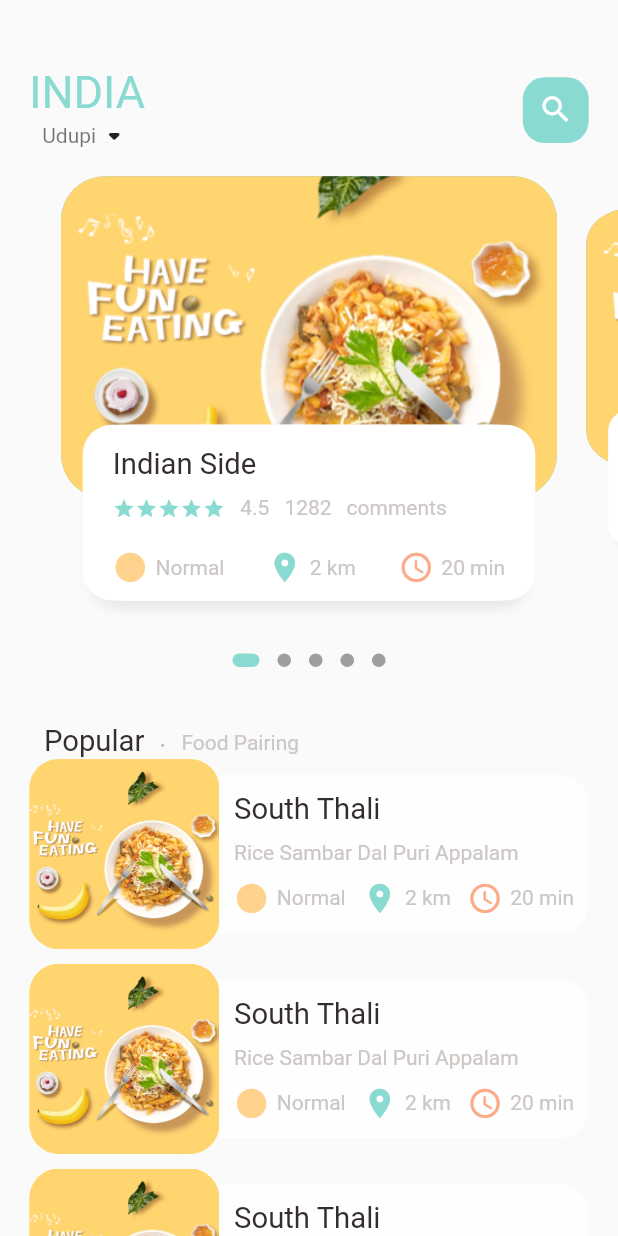
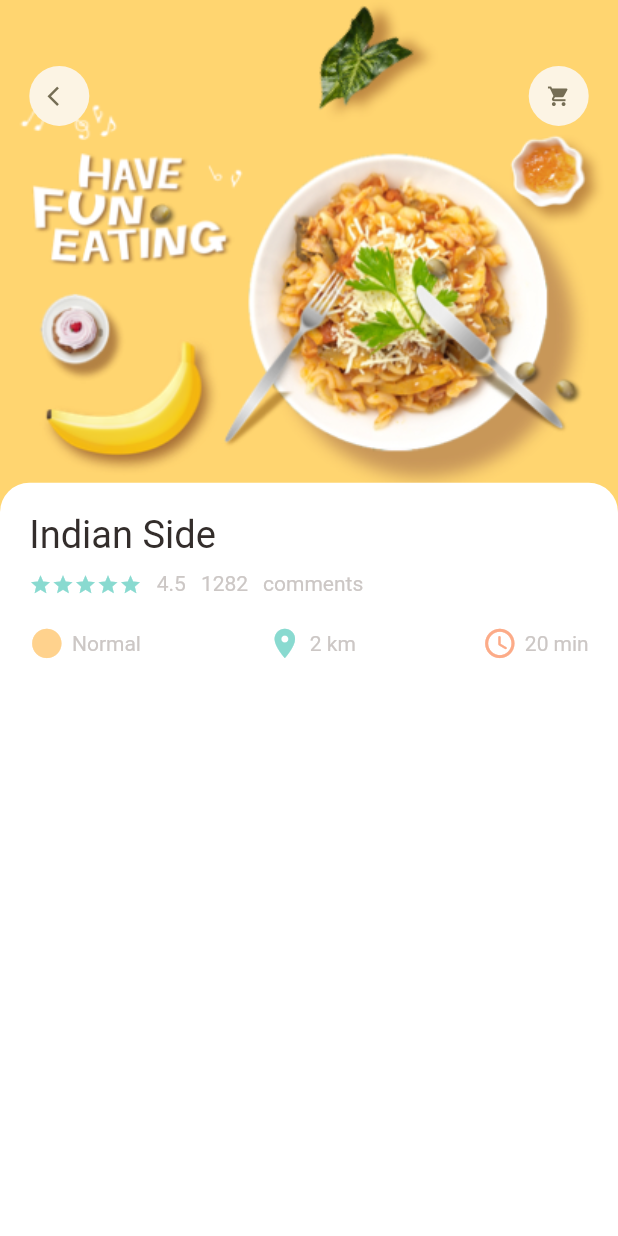
Before and after one commit to TheShreyasShetty/foodie, a Flutter app: the screen it shows after launch, on a phone screen of 412 x 824 dp. Run offline on Flutter 3.47's test engine with Material 2 defaults, Android fonts, the phone set to English and light mode, and no system bars; drawn by our look-alikes of dots_indicator; our stand-ins replace get.

Commit message:
Seventh Commit

```diff
--- a/lib/main.dart
+++ b/lib/main.dart
@@ -1,7 +1,8 @@
 import 'package:flutter/material.dart';
+import 'package:food_delivery/pages/food/popular_food_detail.dart';
 import 'package:get/get_navigation/src/root/get_material_app.dart';
 
-import 'home/main_food_page.dart';
+import 'pages/home/main_food_page.dart';
 
 void main() {
   runApp(const MyApp());
@@ -19,7 +20,7 @@ class MyApp extends StatelessWidget {
       theme: ThemeData(
         primarySwatch: Colors.blue,
       ),
-      home: MainFoodPage(),
+      home: PopularFoodDetail(),
     );
   }
 }
--- /dev/null
+++ b/lib/pages/food/popular_food_detail.dart
@@ -0,0 +1,69 @@
+import 'package:flutter/cupertino.dart';
+import 'package:flutter/material.dart';
+import 'package:food_delivery/utils/dimensions.dart';
+import 'package:food_delivery/widgets/app_column.dart';
+import 'package:food_delivery/widgets/app_icon.dart';
+
+import '../../utils/colors.dart';
+import '../../widgets/big_text.dart';
+import '../../widgets/icon_and_text_widget.dart';
+import '../../widgets/small_text.dart';
+
+class PopularFoodDetail extends StatelessWidget {
+  const PopularFoodDetail({super.key});
+
+  @override
+  Widget build(BuildContext context) {
+    return Scaffold(
+      body: Stack(
+        children: [
+          Positioned(
+              left: 0,
+              right: 0,
+              child: Container(
+                width: double.maxFinite,
+                height: Dimensions.popularFoodImgSize,
+                decoration: BoxDecoration(
+                  image: DecorationImage(
+                    fit: BoxFit.cover,
+                    image: AssetImage(
+                      "assets/image/food0.png"
+                    )
+                  )
+                ),
+          )),
+          Positioned(
+              top: Dimensions.height45,
+              left: Dimensions.width20,
+              right: Dimensions.width20,
+              child: Row(
+                mainAxisAlignment: MainAxisAlignment.spaceBetween,
+                children: [
+                  AppIcon(
+                      icon: Icons.arrow_back_ios),
+                  AppIcon(
+                      icon: Icons.shopping_cart),
+                ],
+          )),
+          Positioned(
+              left: 0,
+              right: 0,
+              bottom: 0,
+              top: Dimensions.popularFoodImgSize-20,
+              child: Container(
+                padding: EdgeInsets.only(left: Dimensions.width20, right: Dimensions.width20, top: Dimensions.height20),
+                decoration: BoxDecoration(
+                  borderRadius: BorderRadius.only(
+                      topRight: Radius.circular(Dimensions.radius20),
+                      topLeft: Radius.circular(Dimensions.radius20),
+                  ),
+                  color: Colors.white
+                ),
+                child: AppColumn(text: "Indian Side",),
+              ),
+          ),
+        ],
+      ),
+    );
+  }
+}
--- a/lib/home/food_page_body.dart
+++ b/lib/pages/home/food_page_body.dart
@@ -4,11 +4,12 @@ import 'package:dots_indicator/dots_indicator.dart';
 import 'package:flutter/cupertino.dart';
 import 'package:flutter/material.dart';
 import 'package:food_delivery/utils/colors.dart';
+import 'package:food_delivery/widgets/app_column.dart';
 import 'package:food_delivery/widgets/big_text.dart';
 import 'package:food_delivery/widgets/icon_and_text_widget.dart';
 import 'package:food_delivery/widgets/small_text.dart';
 
-import '../utils/dimensions.dart';
+import '../../utils/dimensions.dart';
 
 class FoodPageBody extends StatefulWidget {
   const FoodPageBody({super.key});
@@ -87,7 +88,7 @@ class _FoodPageBodyState extends State<FoodPageBody> {
         ),
         // List of Popular Food
         ListView.builder(
-              physics: NeverScrollableScrollPhysics(),
+            physics: NeverScrollableScrollPhysics(),
               // physics: AlwaysScrollableScrollPhysics(),
               shrinkWrap: true,
               itemCount: 10,
@@ -225,41 +226,7 @@ class _FoodPageBodyState extends State<FoodPageBody> {
               ),
               child: Container(
                 padding: EdgeInsets.only(top: Dimensions.height15,left: 15,right: 15),
-                child: Column(
-                  crossAxisAlignment: CrossAxisAlignment.start,
-                  children: [
-                    BigText(text: "Indian Side"),
-                    SizedBox(height: Dimensions.height10),
-                    Row(
-                      children: [
-                        Wrap(
-                          children: List.generate(5, (index) => Icon(Icons.star, color: AppColors.mainColor,size: 15,)),    // => this is used the return the function
-                        ),
-                        SizedBox(width: 10,),
-                        SmallText(text: "4.5"),
-                        SizedBox(width: 10,),
-                        SmallText(text: "1282"),
-                        SizedBox(width: 10,),
-                        SmallText(text: "comments"),
-                      ],
-                    ),
-                    SizedBox(height: Dimensions.height20),
-                    Row(
-                      mainAxisAlignment: MainAxisAlignment.spaceBetween,
-                      children: [
-                        IconAndTextWidget(icon: Icons.circle_sharp,
-                            text: "Normal",
-                            iconColor: AppColors.iconColor1),
-                        IconAndTextWidget(icon: Icons.location_on,
-                            text: "2 km",
-                            iconColor: AppColors.mainColor),
-                        IconAndTextWidget(icon: Icons.access_time_rounded,
-                            text: "20 min",
-                            iconColor: AppColors.iconColor2)
-                      ],
-                    )
-                  ],
-                ),
+                child: AppColumn(text: "Indian Side",),
               ),
             ),
          )
--- a/lib/home/main_food_page.dart
+++ b/lib/pages/home/main_food_page.dart
@@ -5,7 +5,7 @@ import 'package:food_delivery/utils/dimensions.dart';
 import 'package:food_delivery/widgets/big_text.dart';
 import 'package:food_delivery/widgets/small_text.dart';
 
-import '../utils/colors.dart';
+import '../../utils/colors.dart';
 import 'food_page_body.dart';
 
 class MainFoodPage extends StatefulWidget {
--- a/lib/utils/dimensions.dart
+++ b/lib/utils/dimensions.dart
@@ -17,6 +17,11 @@ class Dimensions{
 
   //icon size
   static double iconSize24 = screenHeight/35.17;
+  static double iconSize16 = screenHeight/52.75;
+
+  //font size
+  static double font20 = screenHeight/42.2;
+  static double font26 = screenHeight/32.46;
 
   // dynamic width padding and margin
   static double width10 = screenHeight/84.4; //  844/10 = 84.4
@@ -24,8 +29,7 @@ class Dimensions{
   static double width20 = screenHeight/42.2;
   static double width30 = screenHeight/28.13;
 
-
-  static double font20 = screenHeight/42.2;
+  //radius
   static double radius15 = screenHeight/56.27;
   static double radius20 = screenHeight/42.2;
   static double radius30 = screenHeight/28.13;
@@ -34,4 +38,7 @@ class Dimensions{
   static double listViewImgSize = screenWidth/3.25;
   static double listViewTextContSize = screenWidth/3.9;
 
+  //popular food
+  static double popularFoodImgSize = screenHeight/2.41;
+
 }
--- /dev/null
+++ b/lib/widgets/app_column.dart
@@ -0,0 +1,52 @@
+import 'package:flutter/cupertino.dart';
+import 'package:flutter/material.dart';
+import 'package:food_delivery/widgets/small_text.dart';
+
+import '../utils/colors.dart';
+import '../utils/dimensions.dart';
+import 'big_text.dart';
+import 'icon_and_text_widget.dart';
+
+class AppColumn extends StatelessWidget {
+  final String text;
+  const AppColumn({Key? key, required this.text}) : super(key: key);
+
+  @override
+  Widget build(BuildContext context) {
+    return Column(
+      crossAxisAlignment: CrossAxisAlignment.start,
+      children: [
+        BigText(text: text, size: Dimensions.font26,),
+        SizedBox(height: Dimensions.height10),
+        Row(
+          children: [
+            Wrap(
+              children: List.generate(5, (index) => Icon(Icons.star, color: AppColors.mainColor,size: 15,)),    // => this is used the return the function
+            ),
+            SizedBox(width: 10,),
+            SmallText(text: "4.5"),
+            SizedBox(width: 10,),
+            SmallText(text: "1282"),
+            SizedBox(width: 10,),
+            SmallText(text: "comments"),
+          ],
+        ),
+        SizedBox(height: Dimensions.height20),
+        Row(
+          mainAxisAlignment: MainAxisAlignment.spaceBetween,
+          children: [
+            IconAndTextWidget(icon: Icons.circle_sharp,
+                text: "Normal",
+                iconColor: AppColors.iconColor1),
+            IconAndTextWidget(icon: Icons.location_on,
+                text: "2 km",
+                iconColor: AppColors.mainColor),
+            IconAndTextWidget(icon: Icons.access_time_rounded,
+                text: "20 min",
+                iconColor: AppColors.iconColor2)
+          ],
+        )
+      ],
+    );
+  }
+}
--- /dev/null
+++ b/lib/widgets/app_icon.dart
@@ -0,0 +1,32 @@
+import 'package:flutter/cupertino.dart';
+import 'package:food_delivery/utils/dimensions.dart';
+
+class AppIcon extends StatelessWidget {
+  final IconData icon;
+  final Color backgroundColor;
+  final Color iconColor;
+  final double size;
+  AppIcon({Key? key,
+  required this.icon,
+    this.backgroundColor = const Color(0xFFfcf4e4),
+    this.iconColor = const Color(0xFF756d54),
+    this.size=40,
+  }) : super(key: key);
+
+  @override
+  Widget build(BuildContext context) {
+    return Container(
+      width: size,
+      height: size,
+      decoration: BoxDecoration(
+        borderRadius: BorderRadius.circular(size/2),
+        color: backgroundColor
+      ),
+      child: Icon(
+        icon,
+        color: iconColor,
+        size: Dimensions.iconSize16,
+      ),
+    );
+  }
+}
```
